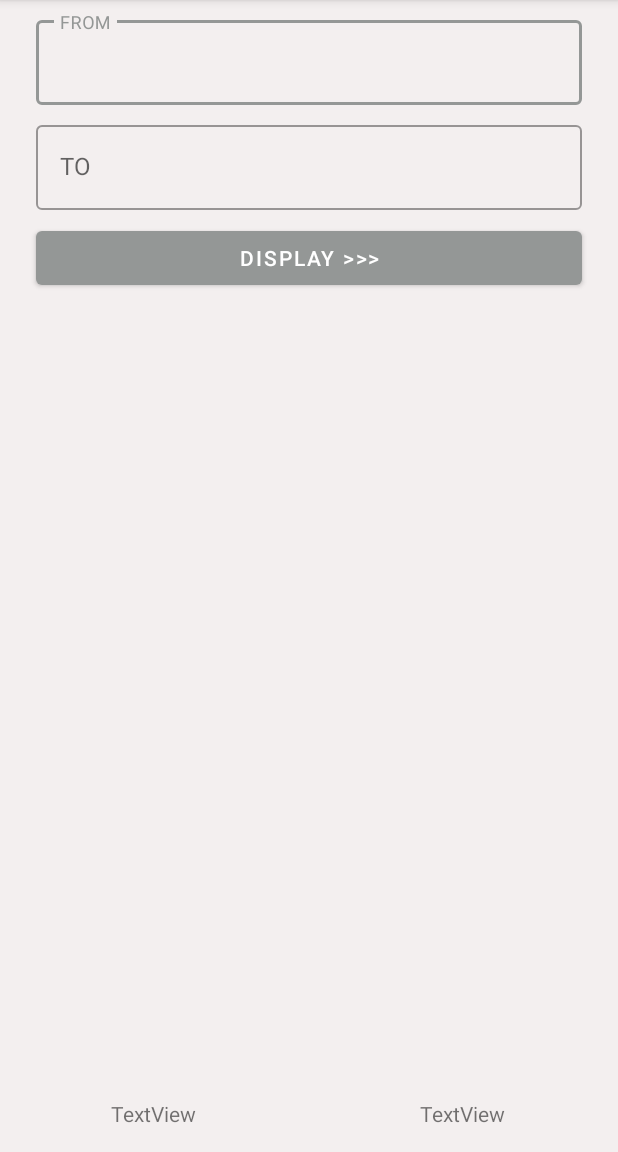
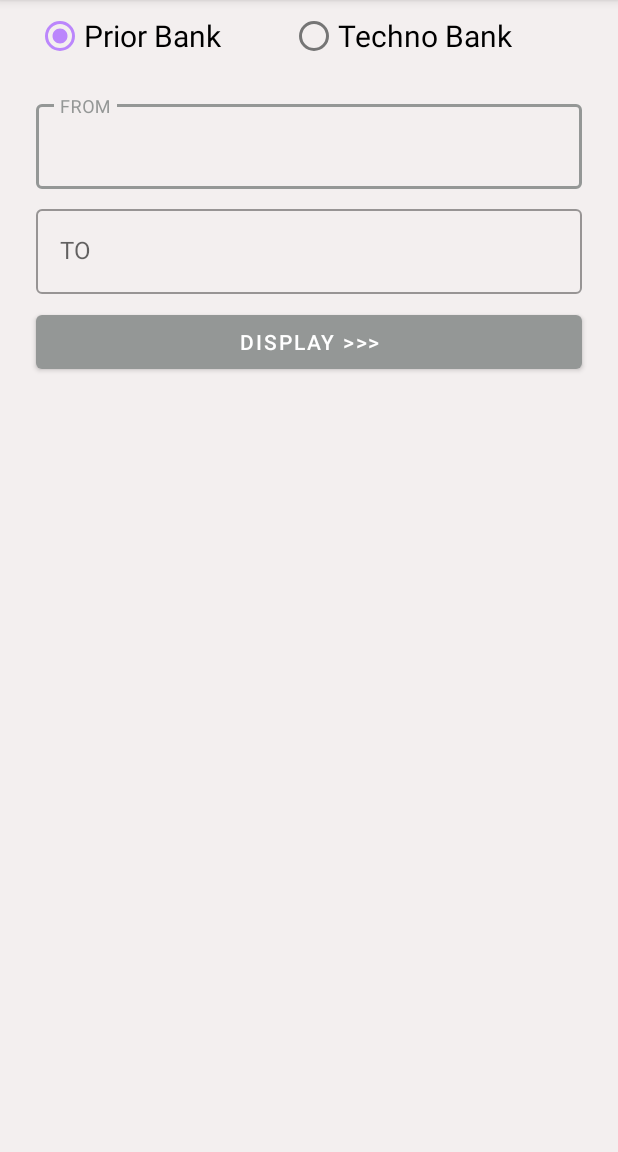
Before and after one commit to Lavitr/SmsEsayViewer, an Android app: the screen it shows after launch (MainActivity), on a phone screen of 412 x 824 dp, the part 84-1236 px from its top. Run offline under Robolectric (Android 15) with nearby library versions, the phone set to English and light mode, and no system bars.

Commit message:
feat: laoyout added two bank logic

```diff
--- a/SmsEasyViewer/app/src/main/java/com/example/smseasyviewer/adapter/ItemAdapter.kt
+++ b/SmsEasyViewer/app/src/main/java/com/example/smseasyviewer/adapter/ItemAdapter.kt
@@ -17,6 +17,7 @@ class ItemAdapter(
 
     class ItemViewHolder(private val view: View) : RecyclerView.ViewHolder(view) {
         val textView: TextView = view.findViewById(R.id.item_title)
+        val textValue: TextView = view.findViewById(R.id.item_value)
     }
 
     override fun getItemCount() = dataset.size
@@ -31,6 +32,7 @@ class ItemAdapter(
 
     override fun onBindViewHolder(holder: ItemViewHolder, position: Int) {
         val item = dataset[position]
-        holder.textView.text = "${item.name} ::: ${item.value}"
+        holder.textView.text = "${item.name}"
+        holder.textValue.text = "${item.value} "
     }
 }
--- a/SmsEasyViewer/app/src/main/java/com/example/smseasyviewer/data/Datasource.kt
+++ b/SmsEasyViewer/app/src/main/java/com/example/smseasyviewer/data/Datasource.kt
@@ -15,7 +15,6 @@ class Datasource {
             SmsData("affirmation1", 225),
             SmsData("affirmation1", 225),
             SmsData("affirmation1", 223),
-
         )
     }
 }
--- a/SmsEasyViewer/app/src/main/res/layout/activity_main.xml
+++ b/SmsEasyViewer/app/src/main/res/layout/activity_main.xml
@@ -6,6 +6,36 @@
     android:layout_height="match_parent"
     android:background="#F3EFEF"
     tools:context=".MainActivity">
+
+    <RadioGroup
+        android:id="@+id/radioGroup"
+        android:layout_width="match_parent"
+        android:layout_height="wrap_content"
+        android:layout_marginStart="24dp"
+        android:layout_marginEnd="24dp"
+        android:checkedButton="@+id/radio_button_1"
+        android:orientation='horizontal'
+        app:layout_constraintEnd_toEndOf="parent"
+        app:layout_constraintHorizontal_bias="0.5"
+        app:layout_constraintStart_toStartOf="parent"
+        app:layout_constraintTop_toTopOf="parent">
+
+        <RadioButton
+            android:id="@+id/radio_button_1"
+            android:layout_width="wrap_content"
+            android:layout_height="match_parent"
+            android:layout_weight="1"
+            android:text="Prior Bank"
+            android:textSize="20sp" />
+
+        <RadioButton
+            android:id="@+id/radio_button_2"
+            android:layout_width="wrap_content"
+            android:layout_height="match_parent"
+            android:layout_weight="1"
+            android:text="Techno Bank"
+            android:textSize="20sp" />
+    </RadioGroup>
 
     <Button
         android:id="@+id/button"
@@ -20,29 +50,6 @@
         app:layout_constraintStart_toStartOf="parent"
         app:layout_constraintTop_toBottomOf="@+id/outlinedTextField2" />
 
-    <TextView
-        android:id="@+id/text2"
-        android:layout_width="wrap_content"
-        android:layout_height="wrap_content"
-        android:layout_marginStart="16dp"
-        android:layout_marginEnd="16dp"
-        android:layout_marginBottom="16dp"
-        android:text="TextView"
-        app:layout_constraintBottom_toBottomOf="parent"
-        app:layout_constraintEnd_toEndOf="parent"
-        app:layout_constraintStart_toStartOf="@+id/guideline4" />
-
-    <TextView
-        android:id="@+id/text"
-        android:layout_width="wrap_content"
-        android:layout_height="wrap_content"
-        android:layout_marginStart="16dp"
-        android:layout_marginEnd="16dp"
-        android:layout_marginBottom="16dp"
-        android:text="TextView"
-        app:layout_constraintBottom_toBottomOf="parent"
-        app:layout_constraintEnd_toStartOf="@+id/guideline4"
-        app:layout_constraintStart_toStartOf="parent" />
 
     <com.google.android.material.textfield.TextInputLayout
         android:id="@+id/outlinedTextField"
@@ -50,17 +57,20 @@
         android:layout_width="match_parent"
         android:layout_height="wrap_content"
         android:layout_marginStart="24dp"
-        android:layout_marginTop="8dp"
+        android:layout_marginTop="16dp"
         android:layout_marginEnd="24dp"
         android:hint="FROM"
         app:endIconMode="clear_text"
         app:layout_constraintEnd_toEndOf="parent"
         app:layout_constraintStart_toStartOf="parent"
-        app:layout_constraintTop_toTopOf="parent">
+        app:layout_constraintTop_toBottomOf="@+id/radioGroup">
 
         <com.google.android.material.textfield.TextInputEditText
             android:layout_width="match_parent"
-            android:layout_height="wrap_content" />
+            android:layout_height="wrap_content"
+            android:focusable="auto"
+            android:selectAllOnFocus="false"
+            app:textInputLayoutFocusedRectEnabled="false" />
 
     </com.google.android.material.textfield.TextInputLayout>
 
@@ -80,10 +90,12 @@
 
         <com.google.android.material.textfield.TextInputEditText
             android:layout_width="match_parent"
-            android:layout_height="wrap_content" />
+            android:layout_height="wrap_content"
+            android:focusable="auto"
+            android:selectAllOnFocus="false"
+            app:textInputLayoutFocusedRectEnabled="false" />
 
     </com.google.android.material.textfield.TextInputLayout>
-
 
     <androidx.constraintlayout.widget.Guideline
         android:id="@+id/guideline4"
--- a/SmsEasyViewer/app/src/main/res/values/themes.xml
+++ b/SmsEasyViewer/app/src/main/res/values/themes.xml
@@ -6,7 +6,7 @@
         <item name="colorPrimaryVariant">@color/primary_200</item>
         <item name="colorOnPrimary">@color/white</item>
         <!-- Secondary brand color. -->
-        <item name="colorSecondary">@color/teal_200</item>
+        <item name="colorSecondary">@color/purple_200</item>
         <item name="colorSecondaryVariant">@color/teal_700</item>
         <item name="colorOnSecondary">@color/black</item>
         <!-- Status bar color. -->
```
Also changed, not shown: SmsEasyViewer/app/src/main/java/com/example/smseasyviewer/MainActivity.kt (+46 -8 lines), SmsEasyViewer/app/src/main/java/com/example/smseasyviewer/ResultViewActivity.kt (+8 -2 lines), SmsEasyViewer/app/src/main/java/com/example/smseasyviewer/utils/TechnobankSms.kt (+5 -2 lines), SmsEasyViewer/app/src/main/java/com/example/smseasyviewer/utils/readSms.kt (+11 -8 lines), SmsEasyViewer/app/src/main/res/layout/activity_result_view.xml (+52 -12 lines), SmsEasyViewer/app/src/main/res/layout/list_item.xml (+11 -3 lines).
